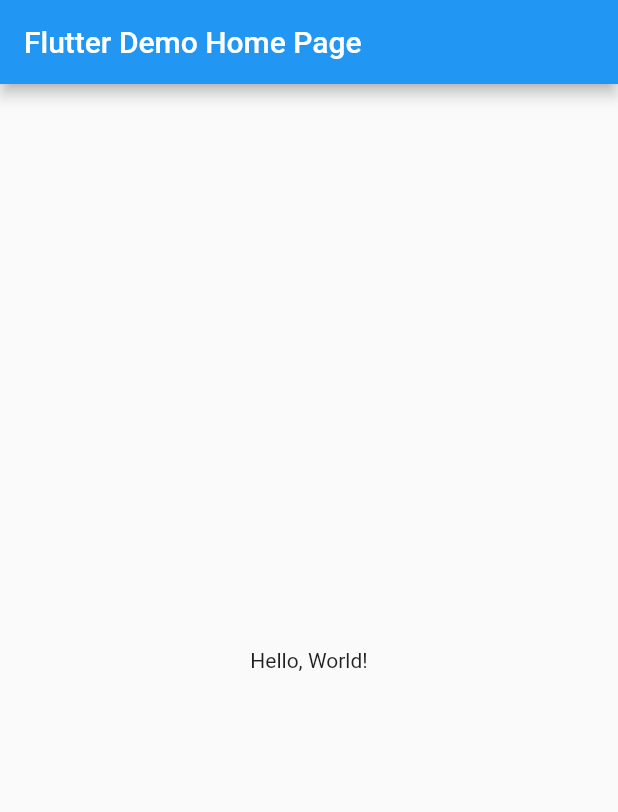
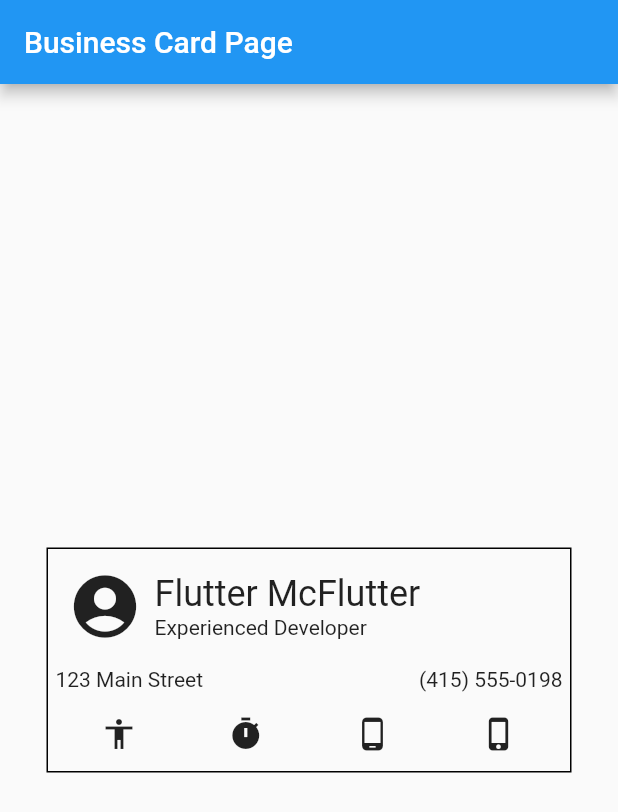
Before and after one commit to hieutle2011/flutter-examples, a Flutter app: the screen it shows after launch, on a phone screen of 412 x 824 dp. Shown: the top 812 px of the screen. Run offline on Flutter 3.47's test engine with Material 2 defaults, Android fonts, the phone set to English and light mode, and no system bars; missing offline and left inert: flutter_web.

Commit message:
Fix icon render issue

```diff
--- a/lib/main.dart
+++ b/lib/main.dart
@@ -1,4 +1,5 @@
 import 'package:flutter_web/material.dart';
+// Fix icon render issue https://github.com/flutter/flutter/issues/32540
 
 void main() => runApp(MyApp());
 
@@ -7,11 +8,11 @@ class MyApp extends StatelessWidget {
   @override
   Widget build(BuildContext context) {
     return MaterialApp(
-      title: 'Flutter Demo',
+      title: 'WIP Demo',
       theme: ThemeData(
         primarySwatch: Colors.blue,
       ),
-      home: MyHomePage(title: 'Flutter Demo Home Page'),
+      home: MyHomePage(title: 'Business Card Page'),
     );
   }
 }
@@ -23,39 +24,107 @@ class MyHomePage extends StatelessWidget {
 
   @override
   Widget build(BuildContext context) {
-    // The Flutter framework has been optimized to make rerunning build methods
-    // fast, so that you can just rebuild anything that needs updating rather
-    // than having to individually change instances of widgets.
     return Scaffold(
       appBar: AppBar(
         title: Text(title),
       ),
       body: Center(
-        // Center is a layout widget. It takes a single child and positions it
-        // in the middle of the parent.
-        child: Column(
-          // Column is also layout widget. It takes a list of children and
-          // arranges them vertically. By default, it sizes itself to fit its
-          // children horizontally, and tries to be as tall as its parent.
-          //
-          // Invoke "debug painting" (choose the "Toggle Debug Paint" action
-          // from the Flutter Inspector in Android Studio, or the "Toggle Debug
-          // Paint" command in Visual Studio Code) to see the wireframe for each
-          // widget.
-          //
-          // Column has various properties to control how it sizes itself and
-          // how it positions its children. Here we use mainAxisAlignment to
-          // center the children vertically; the main axis here is the vertical
-          // axis because Columns are vertical (the cross axis would be
-          // horizontal).
-          mainAxisAlignment: MainAxisAlignment.center,
-          children: <Widget>[
-            Text(
-              'Hello, World!',
-            ),
-          ],
+        child: Container(
+          margin: const EdgeInsets.all(15.0),
+          padding: const EdgeInsets.all(5.0),
+          width: 350.0,
+          // height: 200,
+          decoration: BoxDecoration(border: Border.all(color: Colors.black)),
+          child: SizedBoxWrapper(),
         ),
-      ), // This trailing comma makes auto-formatting nicer for build methods.
+      ),
     );
   }
 }
+
+class SizedBoxWrapper extends StatelessWidget {
+  @override
+  Widget build(BuildContext context) {
+    return Column(
+      mainAxisSize: MainAxisSize.min,
+      crossAxisAlignment: CrossAxisAlignment.stretch,
+      children: <Widget>[
+        NameWithIcon(),
+        SizedBox(
+          height: 8,
+        ),
+        ContactRow(), // add contact info
+        SizedBox(
+          height: 16,
+        ),
+        IconRow(), // add 4 icons
+        SizedBox(
+          height: 8,
+        ),
+      ],
+    );
+  }
+}
+
+class ContactRow extends StatelessWidget {
+  @override
+  Widget build(BuildContext context) {
+    return Row(
+      mainAxisAlignment: MainAxisAlignment.spaceBetween,
+      children: <Widget>[
+        Text('123 Main Street'),
+        Text('(415) 555-0198'),
+      ],
+    );
+  }
+}
+
+class IconRow extends StatelessWidget {
+  @override
+  Widget build(BuildContext context) {
+    return Row(
+      mainAxisAlignment: MainAxisAlignment.spaceAround,
+      children: <Widget>[
+        Icon(Icons.accessibility),
+        Icon(Icons.timer),
+        Icon(Icons.phone_android),
+        Icon(Icons.phone_iphone),
+      ],
+    );
+  }
+}
+
+class NameWithIcon extends StatelessWidget {
+  @override
+  Widget build(BuildContext context) {
+    return Row(
+      children: <Widget>[
+        Padding(
+          padding: const EdgeInsets.all(8),
+          child: Icon(
+            Icons.account_circle,
+            size: 50,
+          ),
+        ),
+        MyName(),
+      ],
+    );
+  }
+}
+
+class MyName extends StatelessWidget {
+  @override
+  Widget build(BuildContext context) {
+    return Column(
+      mainAxisSize: MainAxisSize.min,
+      crossAxisAlignment: CrossAxisAlignment.start,
+      children: [
+        Text(
+          'Flutter McFlutter',
+          style: Theme.of(context).textTheme.headline,
+        ),
+        Text('Experienced Developer'),
+      ],
+    );
+  }
+}
--- a/pubspec.yaml
+++ b/pubspec.yaml
@@ -23,3 +23,6 @@ dependency_overrides:
     git:
       url: https://github.com/flutter/flutter_web
       path: packages/flutter_web_ui
+
+flutter:
+  uses-material-design: true
```
Also changed, not shown: 2 other files.
